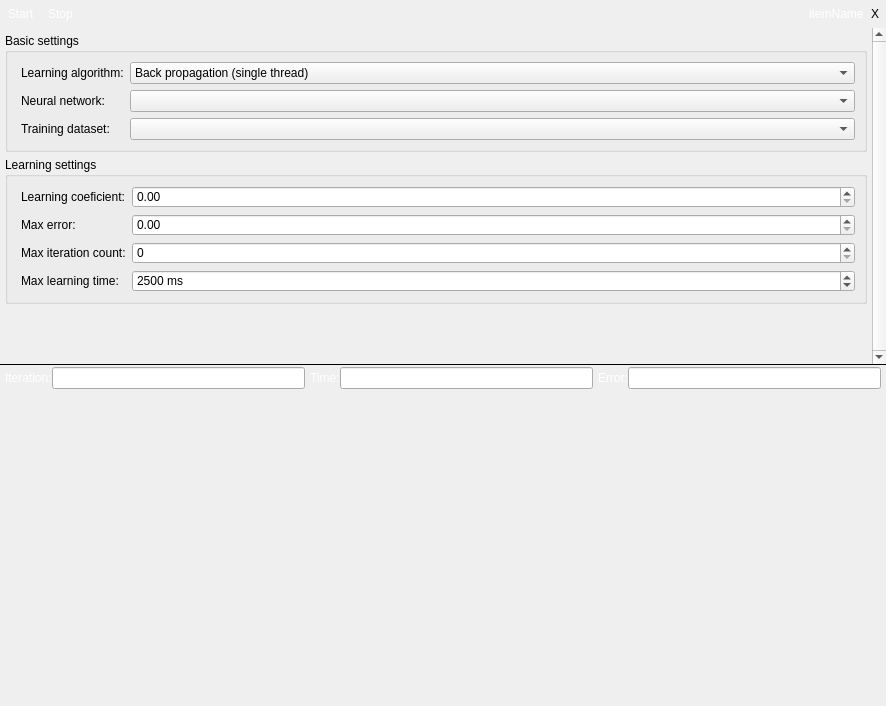
Qt form ApplicationUi/LearningWidget.ui (kacerpetr/NNCreator) before a commit.
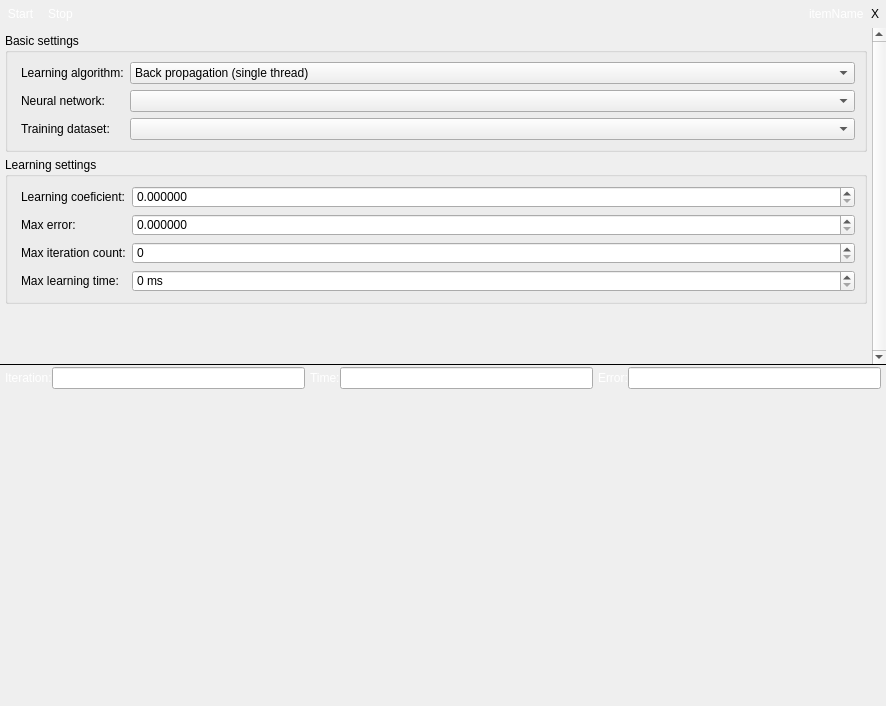
The same form after that commit. Icons and pictures are not drawn.

Commit message: Learning thread problem bugfix, Welcome widget destructor bugfix

Diff of the .ui file:
```diff
--- a/ApplicationUi/LearningWidget.ui
+++ b/ApplicationUi/LearningWidget.ui
@@ -462,6 +462,15 @@
                       <verstretch>0</verstretch>
                      </sizepolicy>
                     </property>
+                    <property name="decimals">
+                     <number>6</number>
+                    </property>
+                    <property name="maximum">
+                     <double>100.000000000000000</double>
+                    </property>
+                    <property name="singleStep">
+                     <double>0.010000000000000</double>
+                    </property>
                    </widget>
                   </item>
                   <item row="2" column="0">
@@ -488,6 +497,12 @@
                       <verstretch>0</verstretch>
                      </sizepolicy>
                     </property>
+                    <property name="decimals">
+                     <number>6</number>
+                    </property>
+                    <property name="singleStep">
+                     <double>0.001000000000000</double>
+                    </property>
                    </widget>
                   </item>
                   <item row="4" column="0">
@@ -553,7 +568,7 @@
                      <number>100</number>
                     </property>
                     <property name="value">
-                     <number>2500</number>
+                     <number>0</number>
                     </property>
                    </widget>
                   </item>
```
The commit also changes 7 other files.
